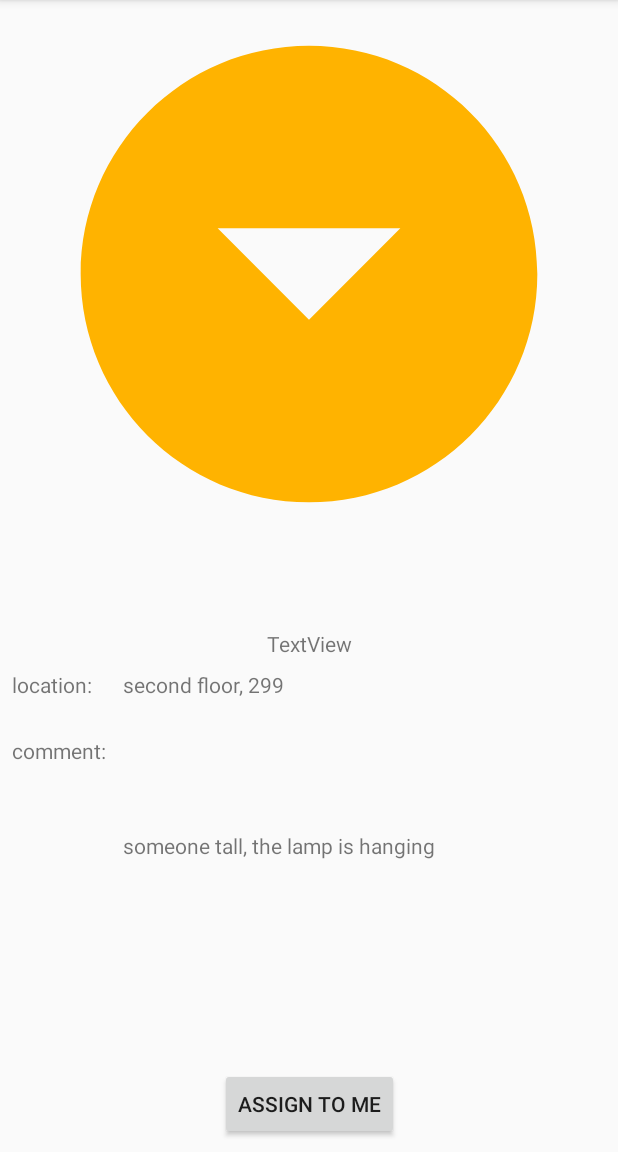
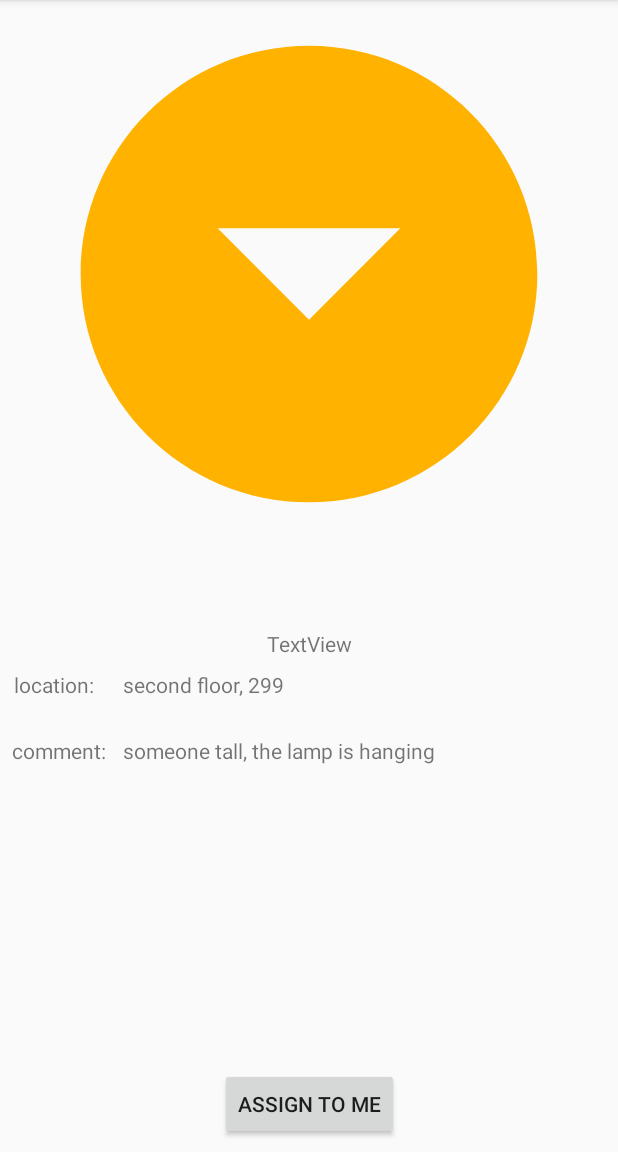
Before and after one commit to balticrobo/fastask-android, an Android app: the TaskDetailsActivity screen opened directly, with no data from a screen before it, on a phone screen of 412 x 824 dp, the part 84-1236 px from its top. Run offline under Robolectric (Android 15) with nearby library versions, the phone set to English and light mode, and no system bars; network calls fail; 1 statement that could not run was skipped.

Commit message:
setting task

```diff
--- a/app/src/main/java/com/example/katarzyna/fastask/activity/TaskDetailsActivity.kt
+++ b/app/src/main/java/com/example/katarzyna/fastask/activity/TaskDetailsActivity.kt
@@ -5,13 +5,24 @@ import android.os.Bundle
 import com.example.katarzyna.fastask.R
 import com.example.katarzyna.fastask.common.SharedPrefManager.Companion.TASK
 import com.example.katarzyna.fastask.model.Task
+import kotlinx.android.synthetic.main.activity_task_details.*
 
 class TaskDetailsActivity :  AppCompatActivity() {
 
     override fun onCreate(savedInstanceState: Bundle?) {
         super.onCreate(savedInstanceState)
+        //todo white board
+        setContentView(R.layout.activity_task_details)
         val task = intent.extras.getParcelable<Task>(TASK)
-        println(task.comment)
-        setContentView(R.layout.activity_task_details)
+        setTaskInfo(task)
+
+    }
+
+    private fun setTaskInfo(task: Task?) {
+        task?.let {
+            action.text = task.action
+            comment.text = task.comment
+            location.text = task.location
+        }
     }
 }
--- a/app/src/main/res/layout/activity_task_details.xml
+++ b/app/src/main/res/layout/activity_task_details.xml
@@ -12,7 +12,7 @@
         android:layout_height="0dp"
         android:layout_marginEnd="8dp"
         android:layout_marginStart="8dp"
-        app:layout_constraintBottom_toTopOf="@+id/content_tast_detaiks"
+        app:layout_constraintBottom_toTopOf="@+id/content_tast_details"
         app:layout_constraintEnd_toEndOf="parent"
         app:layout_constraintHorizontal_bias="0.502"
         app:layout_constraintStart_toStartOf="parent"
@@ -20,7 +20,7 @@
         app:srcCompat="@drawable/ic_down_circle" />
 
     <android.support.constraint.ConstraintLayout
-        android:id="@+id/content_tast_detaiks"
+        android:id="@+id/content_tast_details"
         android:layout_width="0dp"
         android:layout_height="0dp"
         android:layout_marginEnd="8dp"
@@ -39,16 +39,18 @@
             android:layout_marginTop="52dp"
             android:text="comment: "
             app:layout_constraintTop_toBottomOf="@+id/action"
-            tools:layout_editor_absoluteX="52dp" />
+            tools:layout_editor_absoluteX="52dp"
+            tools:ignore="MissingConstraints" />
 
         <TextView
             android:id="@+id/label_location3"
             android:layout_width="wrap_content"
             android:layout_height="wrap_content"
+            android:layout_marginEnd="16dp"
             android:layout_marginTop="8dp"
             android:text="location: "
-            app:layout_constraintTop_toBottomOf="@+id/action"
-            tools:layout_editor_absoluteX="52dp" />
+            app:layout_constraintEnd_toStartOf="@+id/location"
+            app:layout_constraintTop_toBottomOf="@+id/action" />
 
         <Button
             android:id="@+id/assign_to_me"
@@ -78,13 +80,16 @@
             android:id="@+id/action"
             android:layout_width="wrap_content"
             android:layout_height="wrap_content"
+            android:layout_marginBottom="8dp"
             android:layout_marginEnd="8dp"
             android:layout_marginStart="8dp"
             android:layout_marginTop="16dp"
             android:text="TextView"
+            app:layout_constraintBottom_toTopOf="@+id/assign_to_me"
             app:layout_constraintEnd_toEndOf="parent"
             app:layout_constraintStart_toStartOf="parent"
-            app:layout_constraintTop_toTopOf="parent" />
+            app:layout_constraintTop_toTopOf="parent"
+            app:layout_constraintVertical_bias="0.0" />
 
         <android.support.constraint.Guideline
             android:id="@+id/guideline"
@@ -102,7 +107,6 @@
             android:layout_marginStart="8dp"
             android:layout_marginTop="52dp"
             android:text="someone tall, the lamp is hanging"
-            app:layout_constraintBottom_toTopOf="@+id/guideline"
             app:layout_constraintEnd_toEndOf="parent"
             app:layout_constraintHorizontal_bias="0.0"
             app:layout_constraintStart_toEndOf="@+id/comment"
```
